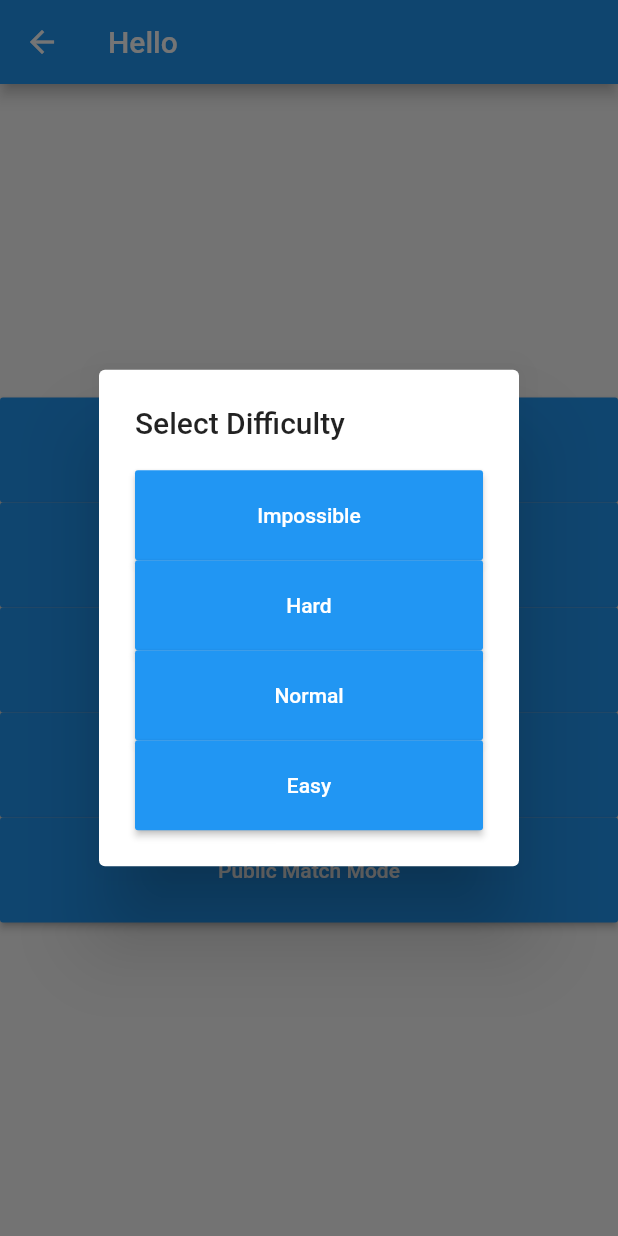
After one commit to davidspeers/Trends-with-Friends, a Flutter app: the ModeSelectPage screen opened directly, after a tap on "CPU Mode", on a phone screen of 412 x 824 dp. The commit adds this screen. Run offline on Flutter 3.47's test engine with Material 2 defaults, Android fonts, the phone set to English and light mode, and no system bars; our stand-ins replace csv; project files that could hold a hidden picture were left out.

Commit message:
Added Multiplayer Party Mode & CPU Mode

```diff
--- a/lib/finalScore.dart
+++ b/lib/finalScore.dart
@@ -4,10 +4,11 @@ import 'customWidgets.dart';
 import 'fontStyles.dart';
 
 class FinalScorePage extends StatefulWidget {
-  FinalScorePage({Key key, this.title, this.scores}) : super(key: key);
+  FinalScorePage({Key key, this.title, this.scores, this.mode}) : super(key: key);
 
   final String title;
   final List<int> scores;
+  final String mode;
 
   @override
   _FinalScorePageState createState() => new _FinalScorePageState();
@@ -51,12 +52,28 @@ class _FinalScorePageState extends State<FinalScorePage> {
   String getWinners(List<int> scores) {
     List<int> winningIndex = getWinnersIndex(scores);
     String winners = "";
-    if (winningIndex.length>1) winners = "Winners:";
-    else winners = "Winner:";
-    for (int index in winningIndex) {
-      winners = winners + "\nTeam ${index+1}";
+    switch (widget.mode) {
+      case ("Party Mode"): {
+        if (winningIndex.length>1) winners = "Winners:";
+        else winners = "Winner:";
+        for (int index in winningIndex) {
+          winners = winners + "\nTeam ${index+1}";
+        }
+        break;
+      }
+
+      case ("CPU Mode"): {
+        if (winningIndex.length>1) winners = "You Drew The Computer";
+        else {
+          if (winningIndex[0]==0) winners = "Congratulations, You Beat The Goog";
+          else winners = "You Lost To The Goog\nTry Again";
+        }
+        break;
+      }
+
+      return winners;
     }
-    return winners;
+
   }
 
   //Return all the indexes of the highest scores
--- /dev/null
+++ b/lib/modeSelect.dart
@@ -0,0 +1,141 @@
+import 'package:flutter/material.dart';
+import 'themeSelect.dart';
+
+import 'dart:async';
+
+class ModeSelectPage extends StatefulWidget {
+  ModeSelectPage({Key key, this.title}) : super(key: key);
+
+  final String title;
+
+  @override
+  _ModeSelectPageState createState() => new _ModeSelectPageState();
+}
+
+class _ModeSelectPageState extends State<ModeSelectPage> {
+
+  @override
+  Widget build(BuildContext context) {
+    return new Scaffold(
+        appBar: new AppBar(
+          title: new Text(widget.title),
+        ),
+        body: _modeSelectPageUI()
+    );
+  }
+
+  Widget _modeSelectPageUI() {
+    return new Center(
+      child: new Column(
+        mainAxisAlignment: MainAxisAlignment.center,
+        children: <Widget>[
+          /*new Text(
+            'You have pushed the button this many times:',
+            style: Theme.of(context).textTheme.display1,
+          ),*/
+          modeSelectionButton("Party Mode"),
+          modeSelectionButton("CPU Mode"),
+          modeSelectionButton("Story Mode"),
+          modeSelectionButton("Private Match Mode"),
+          modeSelectionButton("Public Match Mode"),
+        ],
+      ),
+    );
+  }
+
+  Widget modeSelectionButton(String text) {
+    return new MaterialButton(
+      onPressed: () {
+        switch (text) {
+          case "Party Mode": {
+            //_teamsAlert("Party Mode");
+            _choicesAlert("Party Mode", 'Select  Number of Teams', [2, 3, 4, 5]);
+            //_askedToLead();
+            //_pushThemeSelect();
+            break;
+          }
+
+          case "CPU Mode": {
+            _choicesAlert("CPU Mode", "Select Difficulty", ["Impossible", "Hard", "Normal", "Easy"]);
+            break;
+          }
+
+          default: {
+            //_neverSatisfied();
+            print("Nothing");
+            //do Nothing
+            break;
+          }
+        }
+      },
+      height: 70.0,
+      minWidth: double.infinity,
+      color: Theme
+          .of(context)
+          .primaryColor,
+      textColor: Colors.white,
+      child: new Text(text),
+      splashColor: Colors.redAccent, //hold button to see
+    );
+  }
+
+  Future<Null> _choicesAlert(String mode, String title , List<dynamic> choices) async {
+    List<Widget> buttons = [];
+    for (var choice in choices) {
+      buttons.add(alertChoiceButton(choice, mode));
+    }
+    return showDialog<Null>(
+      context: context,
+      barrierDismissible: true, // outside click dismisses alert
+      builder: (BuildContext context) {
+        switch (mode) {
+          case "Party Mode": {
+            return new AlertDialog(
+                title: new Text(title),
+                actions: buttons
+            );
+          }
+
+          case "CPU Mode": {
+            return new AlertDialog(
+                title: new Text(title),
+                content: verticalLayout(buttons)
+            );
+          }
+        }
+
+      },
+    );
+  }
+
+  Widget verticalLayout(List<Widget> widgets) {
+    return new Column(
+      crossAxisAlignment: CrossAxisAlignment.stretch,
+      mainAxisSize: MainAxisSize.min,
+      children: widgets,
+    );
+  }
+
+  Widget alertChoiceButton(var choice, String mode) {
+    return new MaterialButton(
+      onPressed: () => _pushThemeSelect(choice, mode),
+      height: 60.0,
+      minWidth: 60.0,
+      color: Theme.of(context).primaryColor,
+      textColor: Colors.white,
+      child: new Text(choice.toString()),
+      splashColor: Colors.redAccent, //hold button to see
+    );
+  }
+
+
+  void _pushThemeSelect(var alertChoice, String mode) {
+    Navigator.of(context).push(
+      new MaterialPageRoute(
+        builder: (context) {
+          return new ThemeSelectPage(title: "Hello", alertChoice: alertChoice, mode: mode);
+        }
+      )
+    );
+  }
+}
--- a/lib/setup.dart
+++ b/lib/themeSelect.dart
@@ -6,16 +6,18 @@ import 'dart:async';
 
 import 'query.dart';
 
-class SetupPage extends StatefulWidget {
-  SetupPage({Key key, this.title}) : super(key: key);
+class ThemeSelectPage extends StatefulWidget {
+  ThemeSelectPage({Key key, this.title, this.alertChoice, this.mode}) : super(key: key);
 
   final String title;
+  final dynamic alertChoice;
+  final String mode;
 
   @override
-  _SetupPageState createState() => new _SetupPageState();
+  _ThemeSelectPageState createState() => new _ThemeSelectPageState();
 }
 
-class _SetupPageState extends State<SetupPage> {
+class _ThemeSelectPageState extends State<ThemeSelectPage> {
   List<String> modes = ["Random", "TV", "Movies", "Politics", "Harry Potter", "Future", "Muppets", "Animals"];
   //add const to the map if you find out a way to take random out of the map
   var themesMap = {
@@ -27,11 +29,11 @@ class _SetupPageState extends State<SetupPage> {
 
   @override
   Widget build(BuildContext context) {
-    return _setupPageUI();
+    return _themeSelectPageUI();
   }
 
-  Widget _setupPageUI() {
-    final title = 'Grid List';
+  Widget _themeSelectPageUI() {
+    final title = widget.mode;
     topics = _allTopics(themesMap);
 
     return new Scaffold(
@@ -49,7 +51,7 @@ class _SetupPageState extends State<SetupPage> {
                 if (index == 0) {
                   getRandomWords();
                 }
-                _pushGame(index);
+                _pushGame(index, widget.mode, widget.alertChoice);
               },
               child: new Text(
                 '${topics[index]}',
@@ -85,11 +87,11 @@ class _SetupPageState extends State<SetupPage> {
     return await rootBundle.loadString(path);
   }
 
-  void _pushGame(int index) {
+  void _pushGame(int index, String mode, var alertChoice) {
     Navigator.of(context).push(
         new MaterialPageRoute(
             builder: (context) {
-              return new QueryPage(title: topics[index], terms: themesMap[topics[index]]);
+              return new QueryPage(title: topics[index], terms: themesMap[topics[index]], mode: mode, alertChoice: alertChoice,);
             }
         )
     );
```
Also changed, not shown: lib/functions.dart (+11 -0 lines), lib/main.dart (+8 -5 lines), lib/query.dart (+54 -23 lines), lib/result.dart (+45 -9 lines).
